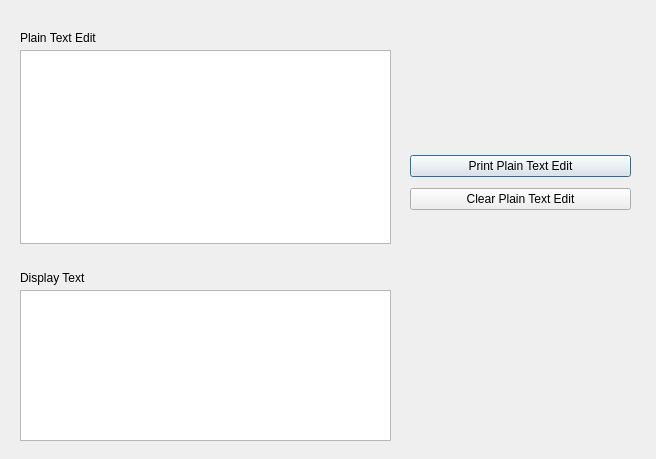
First picture: the form in 02.08 TextEdit/plaintexteditTest.ui, repository SebinLee/PyQt5forBeginner, before the edit.
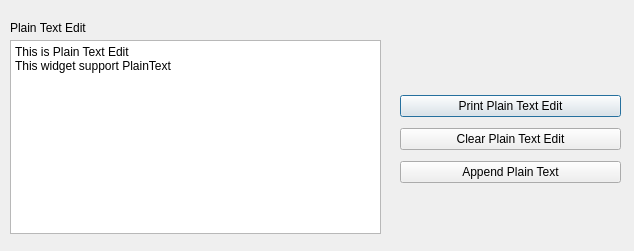
Second picture: the form after the edit.

```diff
--- a/02.08 TextEdit/plaintexteditTest.ui
+++ b/02.08 TextEdit/plaintexteditTest.ui
@@ -6,8 +6,8 @@
    <rect>
     <x>0</x>
     <y>0</y>
-    <width>656</width>
-    <height>459</height>
+    <width>634</width>
+    <height>251</height>
    </rect>
   </property>
   <property name="windowTitle">
@@ -16,8 +16,8 @@
   <widget class="QLabel" name="label_2">
    <property name="geometry">
     <rect>
-     <x>20</x>
-     <y>30</y>
+     <x>10</x>
+     <y>20</y>
      <width>91</width>
      <height>16</height>
     </rect>
@@ -26,36 +26,13 @@
     <string>Plain Text Edit</string>
    </property>
   </widget>
-  <widget class="QTextBrowser" name="textBrowser">
-   <property name="geometry">
-    <rect>
-     <x>20</x>
-     <y>290</y>
-     <width>371</width>
-     <height>151</height>
-    </rect>
-   </property>
-  </widget>
-  <widget class="QLabel" name="label_3">
-   <property name="geometry">
-    <rect>
-     <x>20</x>
-     <y>270</y>
-     <width>81</width>
-     <height>16</height>
-    </rect>
-   </property>
-   <property name="text">
-    <string>Display Text</string>
-   </property>
-  </widget>
   <widget class="QWidget" name="layoutWidget">
    <property name="geometry">
     <rect>
-     <x>410</x>
-     <y>150</y>
+     <x>400</x>
+     <y>90</y>
      <width>221</width>
-     <height>66</height>
+     <height>100</height>
     </rect>
    </property>
    <layout class="QVBoxLayout" name="verticalLayout_2">
@@ -73,20 +50,32 @@
       </property>
      </widget>
     </item>
+    <item>
+     <widget class="QPushButton" name="btn_appendPlainText">
+      <property name="text">
+       <string>Append Plain Text</string>
+      </property>
+     </widget>
+    </item>
    </layout>
   </widget>
   <widget class="QWidget" name="layoutWidget">
    <property name="geometry">
     <rect>
-     <x>20</x>
-     <y>50</y>
+     <x>10</x>
+     <y>40</y>
      <width>371</width>
      <height>194</height>
     </rect>
    </property>
    <layout class="QHBoxLayout" name="horizontalLayout">
     <item>
-     <widget class="QPlainTextEdit" name="plaintextedit_Test"/>
+     <widget class="QPlainTextEdit" name="plaintextedit_Test">
+      <property name="plainText">
+       <string>This is Plain Text Edit
+This widget support PlainText</string>
+      </property>
+     </widget>
     </item>
    </layout>
   </widget>
```
